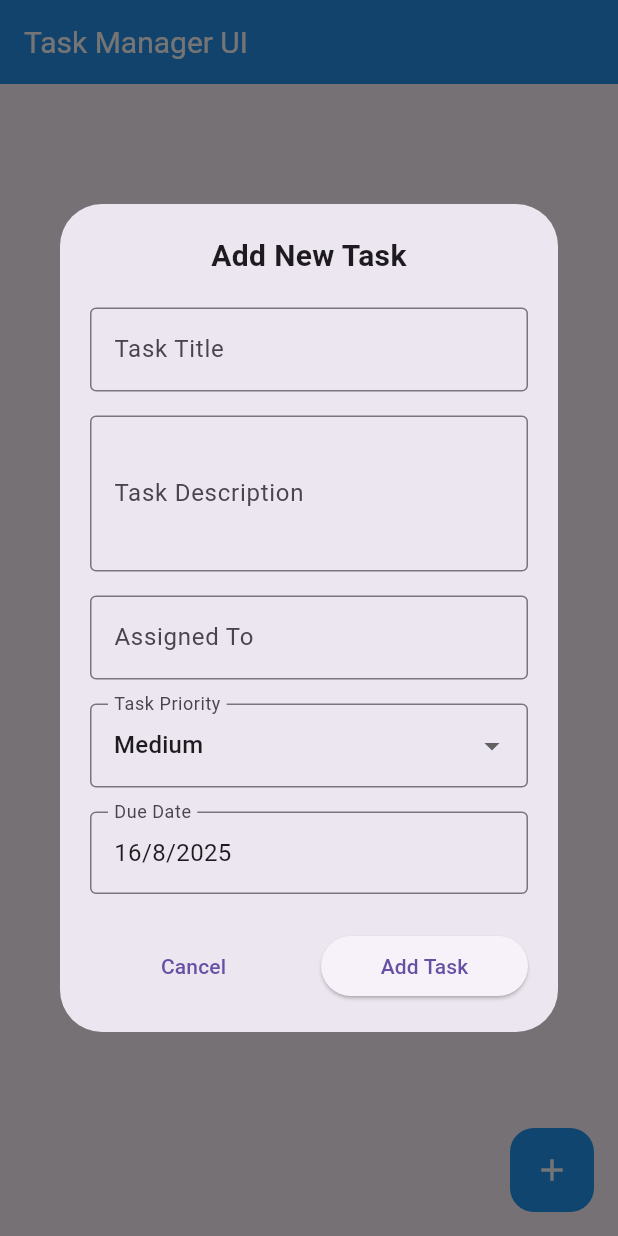
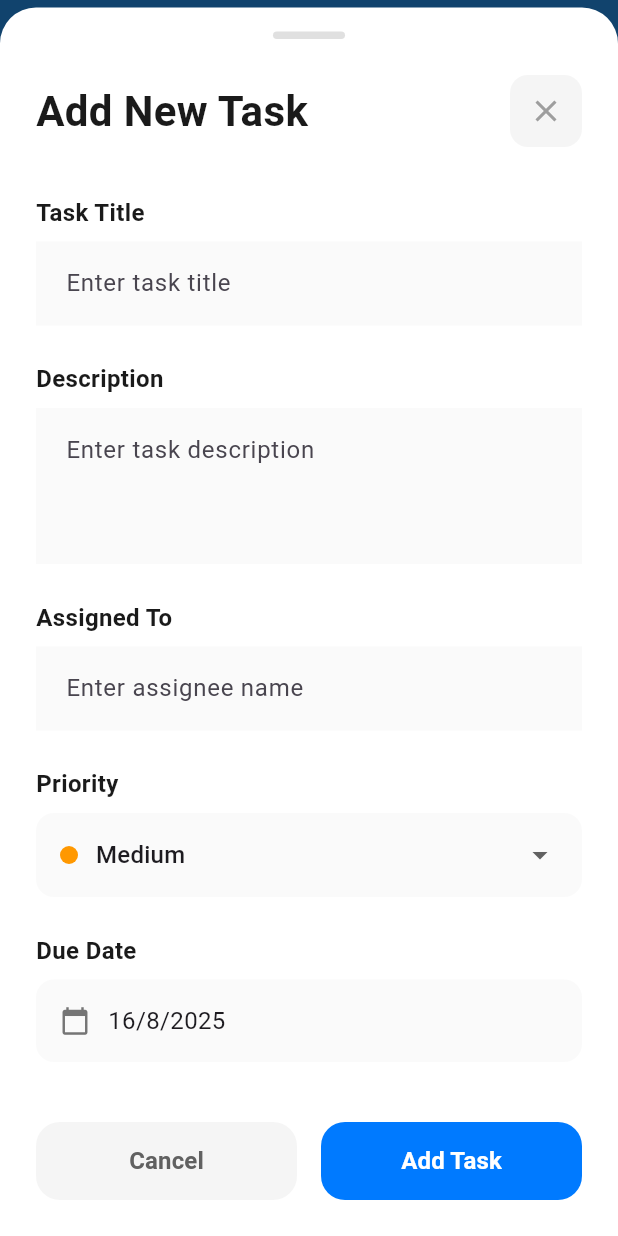
Before and after one commit to mosayyyed/railse-task-flutter, a Flutter app: the screen it shows after launch, after a tap on the "add" icon, on a phone screen of 412 x 824 dp. Run offline on Flutter 3.47's test engine with Material 3 defaults, Android fonts, the phone set to English and light mode, and no system bars; our stand-ins replace flutter_bloc, freezed_annotation, get_it, hive, hive_flutter; accounts and stored records are empty.

Commit message:
feat: Add AddTaskBottomSheet for task creation with form validation and priority selection

```diff
--- /dev/null
+++ b/lib/presentation/widgets/add_task_bottom_sheet.dart
@@ -0,0 +1,465 @@
+import 'package:flutter/material.dart';
+import 'package:flutter_bloc/flutter_bloc.dart';
+import 'package:task_manager_ui/data/models/task_model.dart';
+import 'package:task_manager_ui/presentation/cubits/task_cubit.dart';
+
+class AddTaskBottomSheet extends StatefulWidget {
+  const AddTaskBottomSheet({super.key});
+
+  @override
+  State<AddTaskBottomSheet> createState() => _AddTaskBottomSheetState();
+
+  static Future<void> show(BuildContext context) {
+    return showModalBottomSheet<void>(
+      context: context,
+      isScrollControlled: true,
+      backgroundColor: Colors.transparent,
+      builder: (context) => const AddTaskBottomSheet(),
+    );
+  }
+}
+
+class _AddTaskBottomSheetState extends State<AddTaskBottomSheet> {
+  final _titleController = TextEditingController();
+  final _descriptionController = TextEditingController();
+  final _assignedToController = TextEditingController();
+  final _formKey = GlobalKey<FormState>();
+
+  TaskPriority _selectedPriority = TaskPriority.medium;
+  DateTime _selectedDueDate = DateTime.now().add(const Duration(days: 7));
+
+  @override
+  void dispose() {
+    _titleController.dispose();
+    _descriptionController.dispose();
+    _assignedToController.dispose();
+    super.dispose();
+  }
+
+  @override
+  Widget build(BuildContext context) {
+    return Container(
+      decoration: const BoxDecoration(
+        color: Colors.white,
+        borderRadius: BorderRadius.only(
+          topLeft: Radius.circular(24),
+          topRight: Radius.circular(24),
+        ),
+      ),
+      child: Padding(
+        padding: EdgeInsets.fromLTRB(
+          24,
+          16,
+          24,
+          MediaQuery.of(context).viewInsets.bottom + 24,
+        ),
+        child: Column(
+          mainAxisSize: MainAxisSize.min,
+          crossAxisAlignment: CrossAxisAlignment.stretch,
+          children: [
+            Center(
+              child: Container(
+                width: 48,
+                height: 5,
+                decoration: BoxDecoration(
+                  color: Colors.grey[300],
+                  borderRadius: BorderRadius.circular(2.5),
+                ),
+              ),
+            ),
+            const SizedBox(height: 24),
+
+            Row(
+              mainAxisAlignment: MainAxisAlignment.spaceBetween,
+              children: [
+                const Text(
+                  'Add New Task',
+                  style: TextStyle(
+                    fontSize: 28,
+                    fontWeight: FontWeight.w700,
+                    color: Color(0xFF1A1A1A),
+                  ),
+                ),
+                Container(
+                  decoration: BoxDecoration(
+                    color: Colors.grey[100],
+                    borderRadius: BorderRadius.circular(12),
+                  ),
+                  child: IconButton(
+                    icon: const Icon(Icons.close, color: Colors.grey),
+                    onPressed: () => Navigator.of(context).pop(),
+                  ),
+                ),
+              ],
+            ),
+            const SizedBox(height: 32),
+
+            Flexible(
+              child: SingleChildScrollView(
+                child: Form(
+                  key: _formKey,
+                  child: Column(
+                    crossAxisAlignment: CrossAxisAlignment.stretch,
+                    children: [
+                      Column(
+                        crossAxisAlignment: CrossAxisAlignment.start,
+                        children: [
+                          const Text(
+                            'Task Title',
+                            style: TextStyle(
+                              fontSize: 16,
+                              fontWeight: FontWeight.w600,
+                              color: Color(0xFF1A1A1A),
+                            ),
+                          ),
+                          const SizedBox(height: 8),
+                          TextFormField(
+                            controller: _titleController,
+                            decoration: InputDecoration(
+                              hintText: 'Enter task title',
+                              filled: true,
+                              fillColor: Colors.grey[50],
+                              border: InputBorder.none,
+                              enabledBorder: InputBorder.none,
+                              focusedBorder: InputBorder.none,
+                              errorBorder: InputBorder.none,
+                              focusedErrorBorder: InputBorder.none,
+                              contentPadding: const EdgeInsets.symmetric(
+                                horizontal: 16,
+                                vertical: 16,
+                              ),
+                            ),
+                            style: const TextStyle(fontSize: 16),
+                            validator: (value) {
+                              if (value == null || value.trim().isEmpty) {
+                                return 'Please enter task title';
+                              }
+                              return null;
+                            },
+                          ),
+                        ],
+                      ),
+                      const SizedBox(height: 24),
+
+                      Column(
+                        crossAxisAlignment: CrossAxisAlignment.start,
+                        children: [
+                          const Text(
+                            'Description',
+                            style: TextStyle(
+                              fontSize: 16,
+                              fontWeight: FontWeight.w600,
+                              color: Color(0xFF1A1A1A),
+                            ),
+                          ),
+                          const SizedBox(height: 8),
+                          TextFormField(
+                            controller: _descriptionController,
+                            decoration: InputDecoration(
+                              hintText: 'Enter task description',
+                              filled: true,
+                              fillColor: Colors.grey[50],
+                              border: InputBorder.none,
+                              enabledBorder: InputBorder.none,
+                              focusedBorder: InputBorder.none,
+                              errorBorder: InputBorder.none,
+                              focusedErrorBorder: InputBorder.none,
+                              contentPadding: const EdgeInsets.symmetric(
+                                horizontal: 16,
+                                vertical: 16,
+                              ),
+                            ),
+                            maxLines: 3,
+                            style: const TextStyle(fontSize: 16),
+                            validator: (value) {
+                              if (value == null || value.trim().isEmpty) {
+                                return 'Please enter task description';
+                              }
+                              return null;
+                            },
+                          ),
+                        ],
+                      ),
+                      const SizedBox(height: 24),
+
+                      Column(
+                        crossAxisAlignment: CrossAxisAlignment.start,
+                        children: [
+                          const Text(
+                            'Assigned To',
+                            style: TextStyle(
+                              fontSize: 16,
+                              fontWeight: FontWeight.w600,
+                              color: Color(0xFF1A1A1A),
+                            ),
+                          ),
+                          const SizedBox(height: 8),
+                          TextFormField(
+                            controller: _assignedToController,
+                            decoration: InputDecoration(
+                              hintText: 'Enter assignee name',
+                              filled: true,
+                              fillColor: Colors.grey[50],
+                              border: InputBorder.none,
+                              enabledBorder: InputBorder.none,
+                              focusedBorder: InputBorder.none,
+                              errorBorder: InputBorder.none,
+                              focusedErrorBorder: InputBorder.none,
+                              contentPadding: const EdgeInsets.symmetric(
+                                horizontal: 16,
+                                vertical: 16,
+                              ),
+                            ),
+                            style: const TextStyle(fontSize: 16),
+                            validator: (value) {
+                              if (value == null || value.trim().isEmpty) {
+                                return 'Please enter assignee name';
+                              }
+                              return null;
+                            },
+                          ),
+                        ],
+                      ),
+                      const SizedBox(height: 24),
+
+                      Column(
+                        crossAxisAlignment: CrossAxisAlignment.start,
+                        children: [
+                          const Text(
+                            'Priority',
+                            style: TextStyle(
+                              fontSize: 16,
+                              fontWeight: FontWeight.w600,
+                              color: Color(0xFF1A1A1A),
+                            ),
+                          ),
+                          const SizedBox(height: 8),
+                          Container(
+                            padding: const EdgeInsets.symmetric(horizontal: 16),
+                            decoration: BoxDecoration(
+                              color: Colors.grey[50],
+                              borderRadius: BorderRadius.circular(12),
+                            ),
+                            child: DropdownButtonFormField<TaskPriority>(
+                              value: _selectedPriority,
+                              decoration: const InputDecoration(
+                                border: InputBorder.none,
+                                enabledBorder: InputBorder.none,
+                                focusedBorder: InputBorder.none,
+                                contentPadding: EdgeInsets.symmetric(
+                                  vertical: 16,
+                                ),
+                              ),
+                              hint: const Text('Select priority'),
+                              items: TaskPriority.values.map((priority) {
+                                return DropdownMenuItem(
+                                  value: priority,
+                                  child: Row(
+                                    children: [
+                                      Container(
+                                        width: 12,
+                                        height: 12,
+                                        decoration: BoxDecoration(
+                                          color: _getPriorityColor(priority),
+                                          shape: BoxShape.circle,
+                                        ),
+                                      ),
+                                      const SizedBox(width: 12),
+                                      Text(
+                                        _getPriorityText(priority),
+                                        style: const TextStyle(fontSize: 16),
+                                      ),
+                                    ],
+                                  ),
+                                );
+                              }).toList(),
+                              onChanged: (value) {
+                                if (value != null) {
+                                  setState(() {
+                                    _selectedPriority = value;
+                                  });
+                                }
+                              },
+                            ),
+                          ),
+                        ],
+                      ),
+                      const SizedBox(height: 24),
+
+                      Column(
+                        crossAxisAlignment: CrossAxisAlignment.start,
+                        children: [
+                          const Text(
+                            'Due Date',
+                            style: TextStyle(
+                              fontSize: 16,
+                              fontWeight: FontWeight.w600,
+                              color: Color(0xFF1A1A1A),
+                            ),
+                          ),
+                          const SizedBox(height: 8),
+                          InkWell(
+                            onTap: () => _selectDueDate(),
+                            borderRadius: BorderRadius.circular(12),
+                            child: Container(
+                              padding: const EdgeInsets.symmetric(
+                                horizontal: 16,
+                                vertical: 16,
+                              ),
+                              decoration: BoxDecoration(
+                                color: Colors.grey[50],
+                                borderRadius: BorderRadius.circular(12),
+                              ),
+                              child: Row(
+                                children: [
+                                  Icon(
+                                    Icons.calendar_today,
+                                    color: Colors.grey[600],
+                                    size: 20,
+                                  ),
+                                  const SizedBox(width: 12),
+                                  Text(
+                                    '${_selectedDueDate.day}/${_selectedDueDate.month}/${_selectedDueDate.year}',
+                                    style: const TextStyle(fontSize: 16),
+                                  ),
+                                ],
+                              ),
+                            ),
+                          ),
+                        ],
+                      ),
+                      const SizedBox(height: 40),
+                    ],
+                  ),
+                ),
+              ),
+            ),
+
+            Row(
+              children: [
+                Expanded(
+                  child: Container(
+                    height: 52,
+                    decoration: BoxDecoration(
+                      color: Colors.grey[100],
+                      borderRadius: BorderRadius.circular(16),
+                    ),
+                    child: TextButton(
+                      onPressed: () => Navigator.of(context).pop(),
+                      style: TextButton.styleFrom(
+                        foregroundColor: Colors.grey[700],
+                        shape: RoundedRectangleBorder(
+                          borderRadius: BorderRadius.circular(16),
+                        ),
+                      ),
+                      child: const Text(
+                        'Cancel',
+                        style: TextStyle(
+                          fontSize: 16,
+                          fontWeight: FontWeight.w600,
+                        ),
+                      ),
+                    ),
+                  ),
+                ),
+                const SizedBox(width: 16),
+                Expanded(
+                  child: Container(
+                    height: 52,
+                    decoration: BoxDecoration(
+                      color: const Color(0xFF007AFF),
+                      borderRadius: BorderRadius.circular(16),
+                    ),
+                    child: TextButton(
+                      onPressed: _addTask,
+                      style: TextButton.styleFrom(
+                        foregroundColor: Colors.white,
+                        shape: RoundedRectangleBorder(
+                          borderRadius: BorderRadius.circular(16),
+                        ),
+                      ),
+                      child: const Text(
+                        'Add Task',
+                        style: TextStyle(
+                          fontSize: 16,
+                          fontWeight: FontWeight.w600,
+                        ),
+                      ),
+                    ),
+                  ),
+                ),
+              ],
+            ),
+          ],
+        ),
+      ),
+    );
+  }
+
+  String _getPriorityText(TaskPriority priority) {
+    switch (priority) {
+      case TaskPriority.high:
+        return 'High';
+      case TaskPriority.medium:
+        return 'Medium';
+      case TaskPriority.low:
+        return 'Low';
+    }
+  }
+
+  Color _getPriorityColor(TaskPriority priority) {
+    switch (priority) {
+      case TaskPriority.high:
+        return Colors.red;
+      case TaskPriority.medium:
+        return Colors.orange;
+      case TaskPriority.low:
+        return Colors.green;
+    }
+  }
+
+  Future<void> _selectDueDate() async {
+    final DateTime? picked = await showDatePicker(
+      context: context,
+      initialDate: _selectedDueDate,
+      firstDate: DateTime.now(),
+      lastDate: DateTime.now().add(const Duration(days: 365)),
+    );
+    if (picked != null && picked != _selectedDueDate) {
+      setState(() {
+        _selectedDueDate = picked;
+      });
+    }
+  }
+
+  void _addTask() {
+    if (_formKey.currentState?.validate() ?? false) {
+      context.read<TaskCubit>().addTask(
+        title: _titleController.text.trim(),
+        description: _descriptionController.text.trim(),
+        assignedTo: _assignedToController.text.trim(),
+        priority: _selectedPriority,
+        dueDate: _selectedDueDate,
+      );
+
+      Navigator.of(context).pop();
+
+      ScaffoldMessenger.of(context).showSnackBar(
+        SnackBar(
+          content: const Row(
+            children: [
+              Icon(Icons.check_circle, color: Colors.white),
+              SizedBox(width: 8),
+              Text('Task added successfully'),
+            ],
+          ),
+          backgroundColor: Colors.green,
+          behavior: SnackBarBehavior.floating,
+          shape: RoundedRectangleBorder(
+            borderRadius: BorderRadius.circular(12),
+          ),
+        ),
+      );
+    }
+  }
+}
--- a/lib/presentation/widgets/add_task_dialog.dart
+++ /dev/null
@@ -1,209 +0,0 @@
-import 'package:flutter/material.dart';
-import 'package:flutter_bloc/flutter_bloc.dart';
-import 'package:task_manager_ui/data/models/task_model.dart';
-import 'package:task_manager_ui/presentation/cubits/task_cubit.dart';
-
-class AddTaskDialog extends StatefulWidget {
-  const AddTaskDialog({super.key});
-
-  @override
-  State<AddTaskDialog> createState() => _AddTaskDialogState();
-}
-
-class _AddTaskDialogState extends State<AddTaskDialog> {
-  final _titleController = TextEditingController();
-  final _descriptionController = TextEditingController();
-  final _assignedToController = TextEditingController();
-  final _formKey = GlobalKey<FormState>();
-
-  TaskPriority _selectedPriority = TaskPriority.medium;
-  DateTime _selectedDueDate = DateTime.now().add(const Duration(days: 7));
-
-  @override
-  void dispose() {
-    _titleController.dispose();
-    _descriptionController.dispose();
-    _assignedToController.dispose();
-    super.dispose();
-  }
-
-  @override
-  Widget build(BuildContext context) {
-    return Dialog(
-      child: Padding(
-        padding: const EdgeInsets.all(20.0),
-        child: Form(
-          key: _formKey,
-          child: SingleChildScrollView(
-            child: Column(
-              mainAxisSize: MainAxisSize.min,
-              crossAxisAlignment: CrossAxisAlignment.stretch,
-              children: [
-                const Text(
-                  'Add New Task',
-                  style: TextStyle(fontSize: 20, fontWeight: FontWeight.bold),
-                  textAlign: TextAlign.center,
-                ),
-                const SizedBox(height: 20),
-
-                // Title field
-                TextFormField(
-                  controller: _titleController,
-                  decoration: const InputDecoration(
-                    labelText: 'Task Title',
-                    border: OutlineInputBorder(),
-                  ),
-                  validator: (value) {
-                    if (value == null || value.trim().isEmpty) {
-                      return 'Please enter task title';
-                    }
-                    return null;
-                  },
-                ),
-                const SizedBox(height: 16),
-
-                // Description field
-                TextFormField(
-                  controller: _descriptionController,
-                  decoration: const InputDecoration(
-                    labelText: 'Task Description',
-                    border: OutlineInputBorder(),
-                  ),
-                  maxLines: 3,
-                  validator: (value) {
-                    if (value == null || value.trim().isEmpty) {
-                      return 'Please enter task description';
-                    }
-                    return null;
-                  },
-                ),
-                const SizedBox(height: 16),
-
-                // Assigned to field
-                TextFormField(
-                  controller: _assignedToController,
-                  decoration: const InputDecoration(
-                    labelText: 'Assigned To',
-                    border: OutlineInputBorder(),
-                  ),
-                  validator: (value) {
-                    if (value == null || value.trim().isEmpty) {
-                      return 'Please enter assignee name';
-                    }
-                    return null;
-                  },
-                ),
-                const SizedBox(height: 16),
-
-                // Priority dropdown
-                DropdownButtonFormField<TaskPriority>(
-                  value: _selectedPriority,
-                  decoration: const InputDecoration(
-                    labelText: 'Task Priority',
-                    border: OutlineInputBorder(),
-                  ),
-                  items: TaskPriority.values.map((priority) {
-                    return DropdownMenuItem(
-                      value: priority,
-                      child: Text(_getPriorityText(priority)),
-                    );
-                  }).toList(),
-                  onChanged: (value) {
-                    if (value != null) {
-                      setState(() {
-                        _selectedPriority = value;
-                      });
-                    }
-                  },
-                ),
-                const SizedBox(height: 16),
-
-                // Due date selector
-                InkWell(
-                  onTap: () => _selectDueDate(),
-                  child: InputDecorator(
-                    decoration: const InputDecoration(
-                      labelText: 'Due Date',
-                      border: OutlineInputBorder(),
-                    ),
-                    child: Text(
-                      '${_selectedDueDate.day}/${_selectedDueDate.month}/${_selectedDueDate.year}',
-                      style: const TextStyle(fontSize: 16),
-                    ),
-                  ),
-                ),
-                const SizedBox(height: 24),
-
-                // Action buttons
-                Row(
-                  mainAxisAlignment: MainAxisAlignment.spaceEvenly,
-                  children: [
-                    Expanded(
-                      child: TextButton(
-                        onPressed: () => Navigator.of(context).pop(),
-                        child: const Text('Cancel'),
-                      ),
-                    ),
-                    const SizedBox(width: 16),
-                    Expanded(
-                      child: ElevatedButton(
-                        onPressed: _addTask,
-                        child: const Text('Add Task'),
-                      ),
-                    ),
-                  ],
-                ),
-              ],
-            ),
-          ),
-        ),
-      ),
-    );
-  }
-
-  String _getPriorityText(TaskPriority priority) {
-    switch (priority) {
-      case TaskPriority.high:
-        return 'High';
-      case TaskPriority.medium:
-        return 'Medium';
-      case TaskPriority.low:
-        return 'Low';
-    }
-  }
-
-  Future<void> _selectDueDate() async {
-    final DateTime? picked = await showDatePicker(
-      context: context,
-      initialDate: _selectedDueDate,
-      firstDate: DateTime.now(),
-      lastDate: DateTime.now().add(const Duration(days: 365)),
-    );
-    if (picked != null && picked != _selectedDueDate) {
-      setState(() {
-        _selectedDueDate = picked;
-      });
-    }
-  }
-
-  void _addTask() {
-    if (_formKey.currentState?.validate() ?? false) {
-      context.read<TaskCubit>().addTask(
-        title: _titleController.text.trim(),
-        description: _descriptionController.text.trim(),
-        assignedTo: _assignedToController.text.trim(),
-        priority: _selectedPriority,
-        dueDate: _selectedDueDate,
-      );
-
-      Navigator.of(context).pop();
-
-      ScaffoldMessenger.of(context).showSnackBar(
-        const SnackBar(
-          content: Text('Task added successfully'),
-          backgroundColor: Colors.green,
-        ),
-      );
-    }
-  }
-}
--- a/lib/presentation/widgets/add_task_fab.dart
+++ b/lib/presentation/widgets/add_task_fab.dart
@@ -1,5 +1,5 @@
 import 'package:flutter/material.dart';
-import 'package:task_manager_ui/presentation/widgets/add_task_dialog.dart';
+import 'package:task_manager_ui/presentation/widgets/add_task_bottom_sheet.dart';
 
 class AddTaskFloatingActionButton extends StatelessWidget {
   const AddTaskFloatingActionButton({super.key});
@@ -15,6 +15,6 @@ class AddTaskFloatingActionButton extends StatelessWidget {
   }
 
   void _onAddTaskPressed(BuildContext context) {
-    showDialog(context: context, builder: (context) => const AddTaskDialog());
+    AddTaskBottomSheet.show(context);
   }
 }
```
